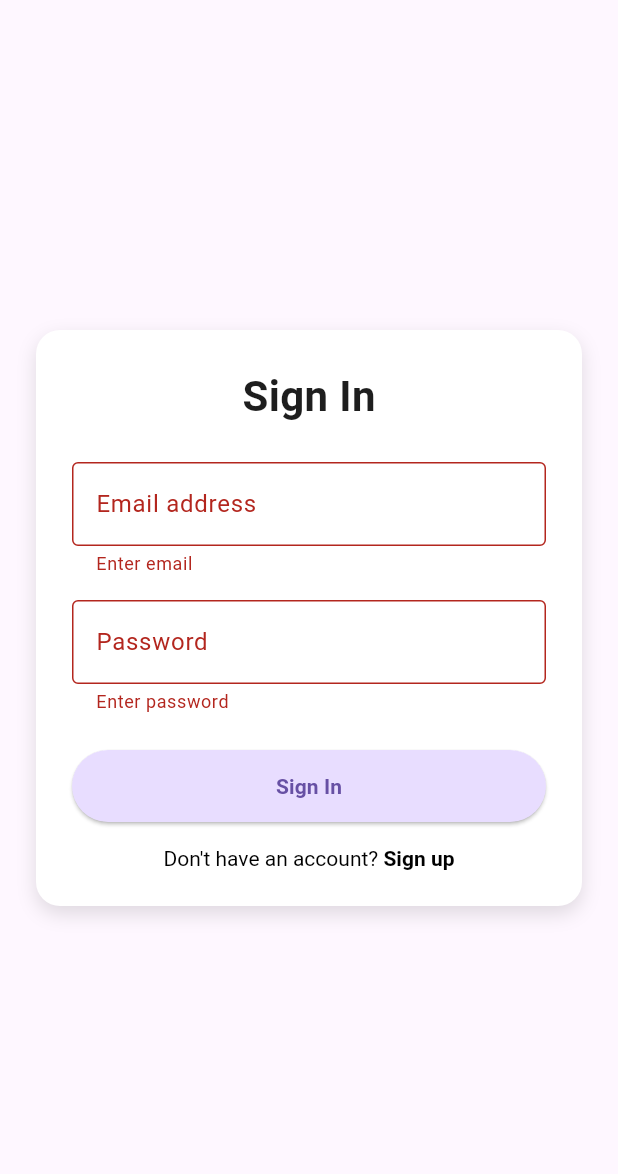
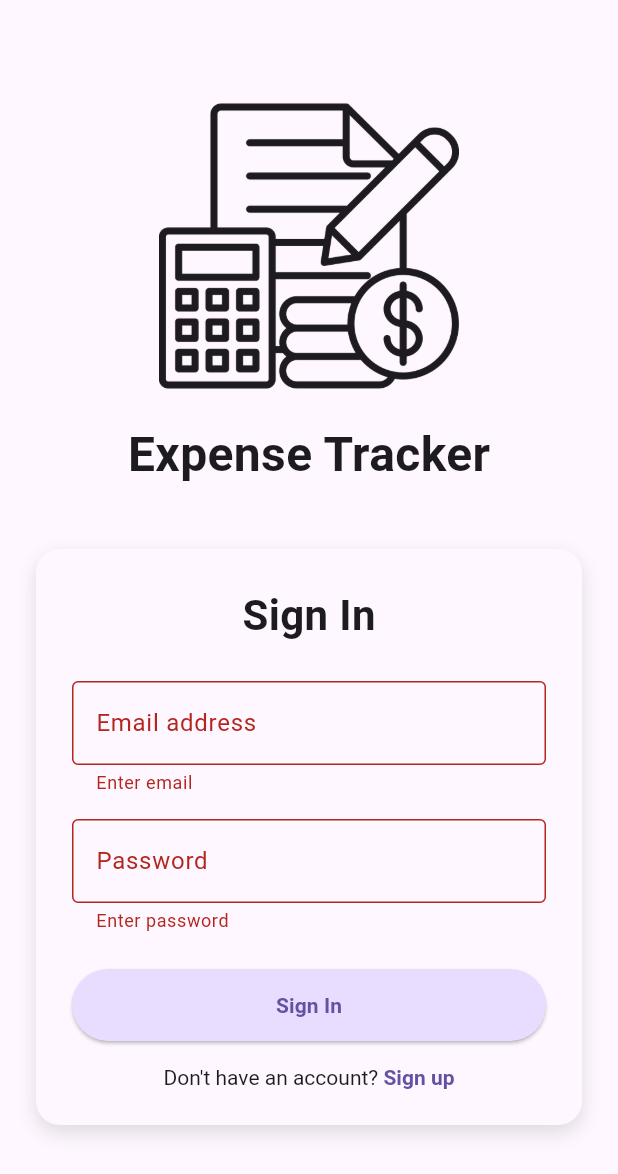
Before and after one commit to DRANZEER/Expense-tracker-app, a Flutter app: the screen it shows after launch, after a tap on "Sign In", on a phone screen of 412 x 824 dp. Shown: the top 1174 px of the screen. Run offline on Flutter 3.47's test engine with Material 3 defaults, Android fonts, the phone set to English and light mode, and no system bars.

Commit message:
added an icon on the login page

```diff
--- a/lib/loginpage.dart
+++ b/lib/loginpage.dart
@@ -19,31 +19,84 @@ class _LoginPageState extends State<LoginPage> {
       final email = _emailController.text.trim();
       final password = _passwordController.text;
 
-      if (email == "testuser@gmail.com" && password == "Test@1234") {
+      if (email == 'testuser@gmail.com' && password == 'Test@1234') {
         Navigator.pushReplacement(
           context,
           MaterialPageRoute(builder: (context) => Expenses()),
         );
       } else {
         ScaffoldMessenger.of(context).showSnackBar(
-          SnackBar(content: Text('Invalid credentials')),
+          const SnackBar(
+            content: Text('Invalid email or password'),
+            backgroundColor: Colors.red,
+          ),
         );
       }
     }
   }
 
+  String? _validatePassword(String? value) {
+    if (value == null || value.isEmpty) {
+      return 'Enter password';
+    }
+
+    List<String> errors = [];
+
+    if (value.length < 6) {
+      errors.add('• Minimum 6 characters');
+    }
+    if (!RegExp(r'[A-Z]').hasMatch(value)) {
+      errors.add('• Must contain at least one uppercase letter');
+    }
+    if (!RegExp(r'[a-z]').hasMatch(value)) {
+      errors.add('• Must contain at least one lowercase letter');
+    }
+    if (!RegExp(r'[0-9]').hasMatch(value)) {
+      errors.add('• Must contain at least one number');
+    }
+    if (!RegExp(r'[!@#\$&*~%^(),.?":{}|<>]').hasMatch(value)) {
+      errors.add('• Must contain at least one special character');
+    }
+
+    if (errors.isNotEmpty) {
+      return errors.join('\n');
+    }
+
+    return null;
+  }
+
   @override
   Widget build(BuildContext context) {
     return Scaffold(
-      body: Center(
+      resizeToAvoidBottomInset: true,
+      body: SafeArea(
         child: SingleChildScrollView(
-          padding: const EdgeInsets.symmetric(horizontal: 24),
-          child: Form(
+          padding: const EdgeInsets.all(24),
+          child: Column(
+            crossAxisAlignment: CrossAxisAlignment.center,
+            children: [
+              const SizedBox(height: 40),
+              Image.asset(
+                'lib/widgets/cash-flow.png',
+                width: 200,
+                color: Theme.of(context).colorScheme.onBackground,
+              ),
+              const SizedBox(height: 16),
+              Text(
+                'Expense Tracker',
+                style: TextStyle(
+                  fontSize: 32,
+                  fontWeight: FontWeight.bold,
+                  color: Theme.of(context).colorScheme.onBackground,
+                ),
+              ),
+              const SizedBox(height: 40),
+              Form(
                 key: _formKey,
                 child: Container(
                   padding: const EdgeInsets.all(24),
                   decoration: BoxDecoration(
-                color: Colors.white,
+                    color: Theme.of(context).cardColor,
                     borderRadius: BorderRadius.circular(16),
                     boxShadow: [
                       BoxShadow(
@@ -58,72 +111,82 @@ class _LoginPageState extends State<LoginPage> {
                     children: [
                       Text(
                         'Sign In',
-                    style: TextStyle(fontSize: 28, fontWeight: FontWeight.bold,color: const Color.fromARGB(225, 0, 0, 0)),
+                        style: TextStyle(
+                          fontSize: 28,
+                          fontWeight: FontWeight.bold,
+                          color: Theme.of(context).colorScheme.onBackground,
                         ),
-                  SizedBox(height: 24),
+                      ),
+                      const SizedBox(height: 24),
                       TextFormField(
-                    style: TextStyle(color: const Color.fromARGB(205, 0, 0, 0)),
                         controller: _emailController,
-                    decoration: InputDecoration(
+                        style: TextStyle(
+                          color: Theme.of(context).colorScheme.onBackground,
+                        ),
+                        decoration: const InputDecoration(
                           labelText: 'Email address',
                           border: OutlineInputBorder(),
                         ),
                         validator: (value) {
-                      if (value == null || value.isEmpty) return 'Enter email';
+                          if (value == null || value.isEmpty) {
+                            return 'Enter email';
+                          }
                           final emailRegex =
                               RegExp(r'^[\w-\.]+@([\w-]+\.)+[\w]{2,4}$');
-                      if (!emailRegex.hasMatch(value))
+                          if (!emailRegex.hasMatch(value)) {
                             return 'Invalid email format';
+                          }
                           return null;
                         },
                       ),
-                  SizedBox(height: 16),
+                      const SizedBox(height: 16),
                       TextFormField(
-                    style: TextStyle(color: const Color.fromARGB(205, 0, 0, 0)),
                         controller: _passwordController,
                         obscureText: true,
-                    decoration: InputDecoration(
+                        style: TextStyle(
+                          color: Theme.of(context).colorScheme.onBackground,
+                        ),
+                        decoration: const InputDecoration(
                           labelText: 'Password',
                           border: OutlineInputBorder(),
                         ),
-                    validator: (value) {
-                      if (value == null || value.isEmpty)
-                        return 'Enter password';
-                      if (value.length < 6) return 'Minimum 6 characters';
-                      return null;
-                    },
+                        validator: _validatePassword,
                       ),
-                  SizedBox(height: 24),
+                      const SizedBox(height: 24),
                       SizedBox(
                         width: double.infinity,
                         height: 48,
                         child: ElevatedButton(
                           onPressed: _login,
                           style: ElevatedButton.styleFrom(),
-                      child: Text(
+                          child: const Text(
                             'Sign In',
                             style: TextStyle(fontWeight: FontWeight.bold),
                           ),
                         ),
                       ),
-                  SizedBox(height: 16),
+                      const SizedBox(height: 16),
                       GestureDetector(
                         onTap: () {
                           Navigator.push(
                             context,
-                        MaterialPageRoute(builder: (context) => SignUpPage()),
+                            MaterialPageRoute(
+                              builder: (context) => const SignUpPage(),
+                            ),
                           );
                         },
                         child: RichText(
                           text: TextSpan(
                             text: "Don't have an account? ",
-                        style: TextStyle(color: Colors.black),
+                            style: TextStyle(
+                              color: Theme.of(context).colorScheme.onBackground,
+                            ),
                             children: [
                               TextSpan(
                                 text: 'Sign up',
                                 style: TextStyle(
-                              // color: Colors.deepPurple,
                                   fontWeight: FontWeight.bold,
+                                  color: Theme.of(context).colorScheme.primary,
                                 ),
                               ),
                             ],
@@ -134,6 +197,9 @@ class _LoginPageState extends State<LoginPage> {
                   ),
                 ),
               ),
+              const SizedBox(height: 24),
+            ],
+          ),
         ),
       ),
     );
```
Also changed, not shown: lib/signup.dart (+68 -23 lines), lib/widgets/expenses.dart (+5 -2 lines), pubspec.yaml (+7 -9 lines), assets/Image/cash-flow.png (added), lib/widgets/cash-flow.png (added). Lines whose indentation alone changed are shown as unchanged.
